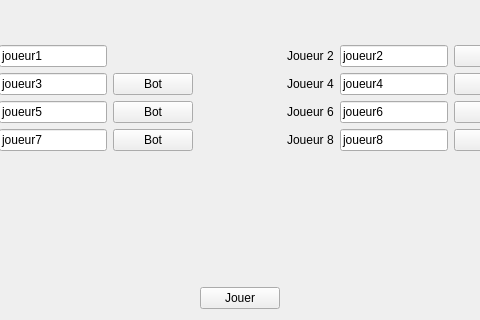
Old version of the form test_craig/jeulocal.ui in the repository gbequet/time_bomb; both pictures show x 240 to 720 and y 426 to 746 of the 960 by 746 pixel window.
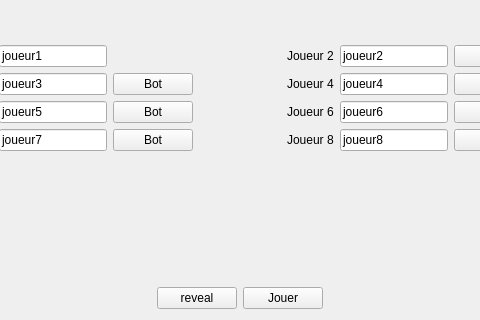
New version of the form.

Commit message: encore du reveal

```diff
--- a/test_craig/jeulocal.ui
+++ b/test_craig/jeulocal.ui
@@ -893,6 +893,13 @@
        </property>
       </spacer>
      </item>
+     <item>
+      <widget class="QPushButton" name="rev">
+       <property name="text">
+        <string>reveal</string>
+       </property>
+      </widget>
+     </item>
      <item>
       <widget class="QPushButton" name="jouer">
        <property name="text">
```
The commit also changes 10 other files.
